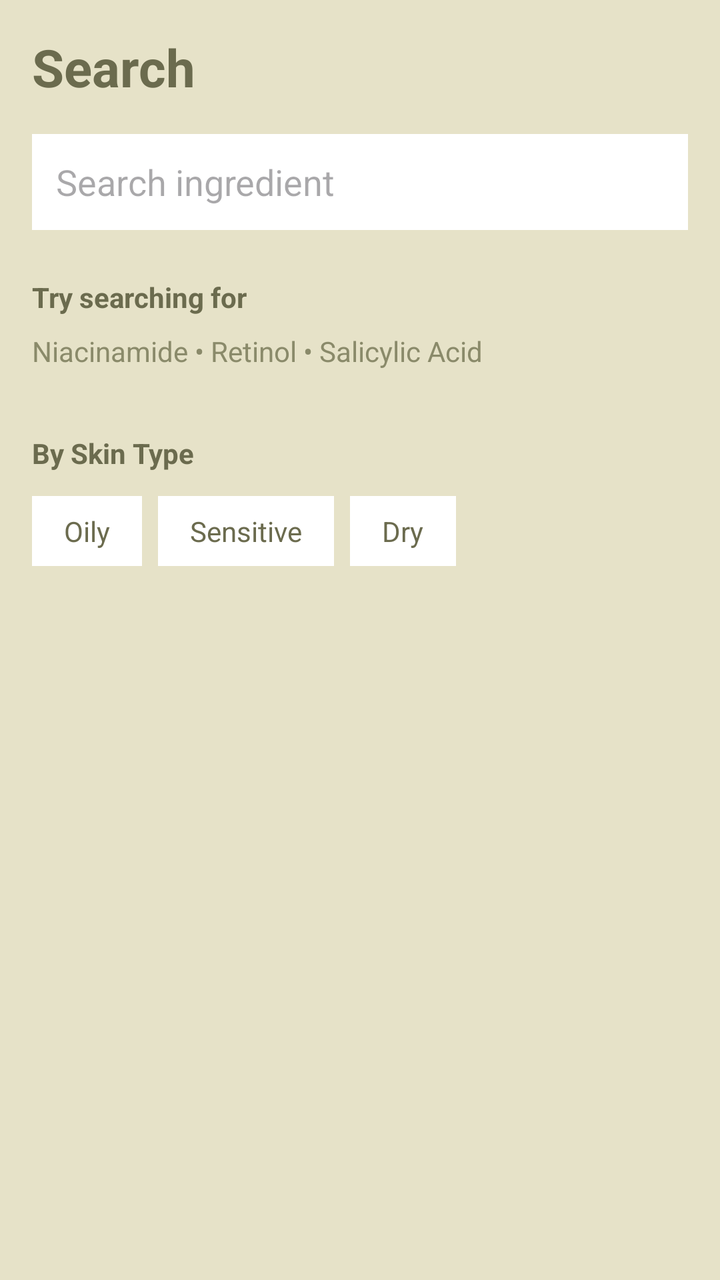
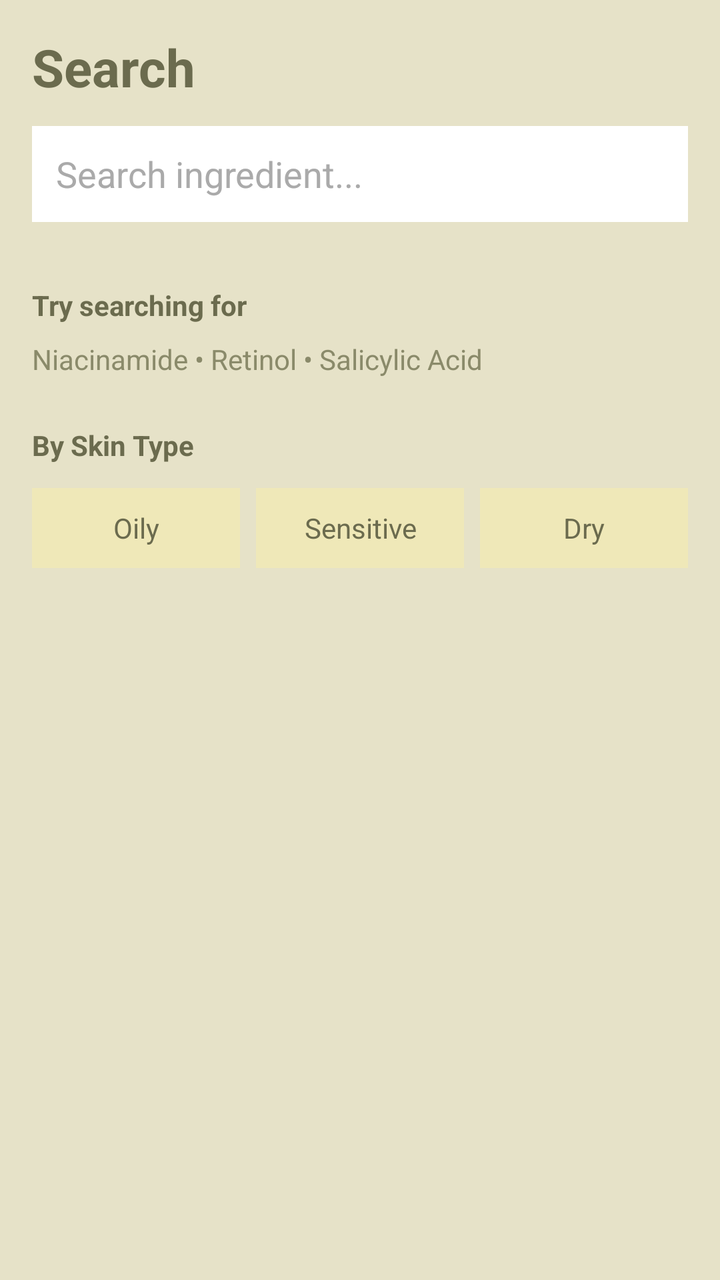

Screens rendered from an Android XML layout before and after an edit, with the pre-edit source and the edit as a unified diff.
<!-- AndroidManifest.xml: application theme Theme.SkincareChecker -->
<!-- res/layout/fragment_search.xml -->
<?xml version="1.0" encoding="utf-8"?>
<FrameLayout
    xmlns:android="http://schemas.android.com/apk/res/android"
    xmlns:tools="http://schemas.android.com/tools"
    android:layout_width="match_parent"
    android:layout_height="match_parent"
    android:background="#E6E2C8"
    tools:context=".SearchFragment">

    
    <androidx.core.widget.NestedScrollView
        android:id="@+id/searchStartLayout"
        android:layout_width="match_parent"
        android:layout_height="match_parent">

        <LinearLayout
            android:layout_width="match_parent"
            android:layout_height="wrap_content"
            android:orientation="vertical"
            android:padding="16dp"
            android:paddingTop="32dp">

            
            <TextView
                android:layout_width="wrap_content"
                android:layout_height="wrap_content"
                android:text="Search"
                android:textSize="26sp"
                android:textStyle="bold"
                android:textColor="#6B6B4E"
                android:layout_marginBottom="16dp"/>

            
            <EditText
                android:id="@+id/etSearch"
                android:layout_width="match_parent"
                android:layout_height="48dp"
                android:hint="Search ingredient"
                android:padding="12dp"
                android:background="#FFFFFF"
                android:textColor="#333333"/>

            
            <TextView
                android:layout_width="wrap_content"
                android:layout_height="wrap_content"
                android:text="Try searching for"
                android:textStyle="bold"
                android:textColor="#6B6B4E"
                android:layout_marginTop="24dp"/>

            <TextView
                android:layout_width="wrap_content"
                android:layout_height="wrap_content"
                android:text="Niacinamide • Retinol • Salicylic Acid"
                android:textColor="#8A8A6A"
                android:layout_marginTop="8dp"/>

            
            <TextView
                android:layout_width="wrap_content"
                android:layout_height="wrap_content"
                android:text="By Skin Type"
                android:textStyle="bold"
                android:textColor="#6B6B4E"
                android:layout_marginTop="32dp"/>

            <LinearLayout
                android:layout_width="match_parent"
                android:layout_height="wrap_content"
                android:orientation="horizontal"
                android:layout_marginTop="12dp">

                <TextView
                    android:layout_width="wrap_content"
                    android:layout_height="wrap_content"
                    android:text="Oily"
                    android:paddingHorizontal="16dp"
                    android:paddingVertical="8dp"
                    android:background="#FFFFFF"
                    android:textColor="#6B6B4E"/>

                <TextView
                    android:layout_width="wrap_content"
                    android:layout_height="wrap_content"
                    android:text="Sensitive"
                    android:paddingHorizontal="16dp"
                    android:paddingVertical="8dp"
                    android:background="#FFFFFF"
                    android:textColor="#6B6B4E"
                    android:layout_marginStart="8dp"/>

                <TextView
                    android:layout_width="wrap_content"
                    android:layout_height="wrap_content"
                    android:text="Dry"
                    android:paddingHorizontal="16dp"
                    android:paddingVertical="8dp"
                    android:background="#FFFFFF"
                    android:textColor="#6B6B4E"
                    android:layout_marginStart="8dp"/>
            </LinearLayout>

        </LinearLayout>
    </androidx.core.widget.NestedScrollView>

    
    <androidx.recyclerview.widget.RecyclerView
        android:id="@+id/recyclerSearch"
        android:layout_width="match_parent"
        android:layout_height="match_parent"
        android:background="#E6E2C8"
        android:padding="16dp"
        android:visibility="gone"
        tools:listitem="@android:layout/simple_list_item_1"/>

</FrameLayout>
<!-- resources referenced by this layout -->
<resources>
  <style name="Theme.SkincareChecker" parent="Base.Theme.SkincareChecker" />
  <style name="Base.Theme.SkincareChecker" parent="Theme.Material3.DayNight.NoActionBar">
          
          
      </style>
</resources>

<!-- the commit's change to res/layout/fragment_search.xml (unified diff, before → after) -->
@@ -1,53 +1,65 @@
 <?xml version="1.0" encoding="utf-8"?>
-<FrameLayout
+<LinearLayout
     xmlns:android="http://schemas.android.com/apk/res/android"
     xmlns:tools="http://schemas.android.com/tools"
     android:layout_width="match_parent"
     android:layout_height="match_parent"
+    android:orientation="vertical"
     android:background="#E6E2C8"
     tools:context=".SearchFragment">
+
+    
+    <LinearLayout
+        android:layout_width="match_parent"
+        android:layout_height="wrap_content"
+        android:orientation="vertical"
+        android:padding="16dp"
+        android:paddingTop="32dp">
+
+        <TextView
+            android:layout_width="wrap_content"
+            android:layout_height="wrap_content"
+            android:text="Search"
+            android:textSize="26sp"
+            android:textStyle="bold"
+            android:textColor="#6B6B4E"
+            android:layout_marginBottom="12dp"/>
+
+        <EditText
+            android:id="@+id/etSearch"
+            android:layout_width="match_parent"
+            android:layout_height="48dp"
+            android:hint="Search ingredient..."
+            android:padding="12dp"
+            android:background="#FFFFFF"
+            android:textColor="#333333"
+            android:textColorHint="#AAAAAA"
+            android:inputType="text"
+            android:imeOptions="actionSearch"/>
+
+    </LinearLayout>
 
     
     <androidx.core.widget.NestedScrollView
         android:id="@+id/searchStartLayout"
         android:layout_width="match_parent"
-        android:layout_height="match_parent">
+        android:layout_height="match_parent"
+        android:visibility="visible">
 
         <LinearLayout
             android:layout_width="match_parent"
             android:layout_height="wrap_content"
             android:orientation="vertical"
-            android:padding="16dp"
-            android:paddingTop="32dp">
+            android:paddingHorizontal="16dp"
+            android:paddingBottom="16dp">
 
-            
-            <TextView
-                android:layout_width="wrap_content"
-                android:layout_height="wrap_content"
-                android:text="Search"
-                android:textSize="26sp"
-                android:textStyle="bold"
-                android:textColor="#6B6B4E"
-                android:layout_marginBottom="16dp"/>
-
-            
-            <EditText
-                android:id="@+id/etSearch"
-                android:layout_width="match_parent"
-                android:layout_height="48dp"
-                android:hint="Search ingredient"
-                android:padding="12dp"
-                android:background="#FFFFFF"
-                android:textColor="#333333"/>
-
-            
             <TextView
                 android:layout_width="wrap_content"
                 android:layout_height="wrap_content"
                 android:text="Try searching for"
                 android:textStyle="bold"
                 android:textColor="#6B6B4E"
-                android:layout_marginTop="24dp"/>
+                android:layout_marginTop="16dp"/>
 
             <TextView
                 android:layout_width="wrap_content"
@@ -56,14 +68,13 @@
                 android:textColor="#8A8A6A"
                 android:layout_marginTop="8dp"/>
 
-            
             <TextView
                 android:layout_width="wrap_content"
                 android:layout_height="wrap_content"
                 android:text="By Skin Type"
                 android:textStyle="bold"
                 android:textColor="#6B6B4E"
-                android:layout_marginTop="32dp"/>
+                android:layout_marginTop="24dp"/>
 
             <LinearLayout
                 android:layout_width="match_parent"
@@ -72,33 +83,34 @@
                 android:layout_marginTop="12dp">
 
                 <TextView
-                    android:layout_width="wrap_content"
-                    android:layout_height="wrap_content"
+                    android:layout_width="0dp"
+                    android:layout_height="40dp"
+                    android:layout_weight="1"
                     android:text="Oily"
-                    android:paddingHorizontal="16dp"
-                    android:paddingVertical="8dp"
-                    android:background="#FFFFFF"
+                    android:gravity="center"
+                    android:background="#EFE8B8"
+                    android:textColor="#6B6B4E"
+                    android:layout_marginEnd="8dp"/>
+
+                <TextView
+                    android:layout_width="0dp"
+                    android:layout_height="40dp"
+                    android:layout_weight="1"
+                    android:text="Sensitive"
+                    android:gravity="center"
+                    android:background="#EFE8B8"
+                    android:textColor="#6B6B4E"
+                    android:layout_marginEnd="8dp"/>
+
+                <TextView
+                    android:layout_width="0dp"
+                    android:layout_height="40dp"
+                    android:layout_weight="1"
+                    android:text="Dry"
+                    android:gravity="center"
+                    android:background="#EFE8B8"
                     android:textColor="#6B6B4E"/>
 
-                <TextView
-                    android:layout_width="wrap_content"
-                    android:layout_height="wrap_content"
-                    android:text="Sensitive"
-                    android:paddingHorizontal="16dp"
-                    android:paddingVertical="8dp"
-                    android:background="#FFFFFF"
-                    android:textColor="#6B6B4E"
-                    android:layout_marginStart="8dp"/>
-
-                <TextView
-                    android:layout_width="wrap_content"
-                    android:layout_height="wrap_content"
-                    android:text="Dry"
-                    android:paddingHorizontal="16dp"
-                    android:paddingVertical="8dp"
-                    android:background="#FFFFFF"
-                    android:textColor="#6B6B4E"
-                    android:layout_marginStart="8dp"/>
             </LinearLayout>
 
         </LinearLayout>
@@ -110,8 +122,8 @@
         android:layout_width="match_parent"
         android:layout_height="match_parent"
         android:background="#E6E2C8"
-        android:padding="16dp"
+        android:paddingHorizontal="16dp"
         android:visibility="gone"
         tools:listitem="@android:layout/simple_list_item_1"/>
 
-</FrameLayout>
+</LinearLayout>
